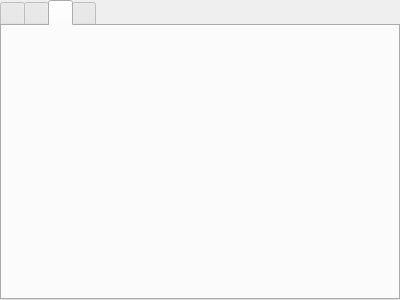
Above: ui/world_building_item_editor.ui from zkovari/plotlyst before the change. Below: the same form after it.
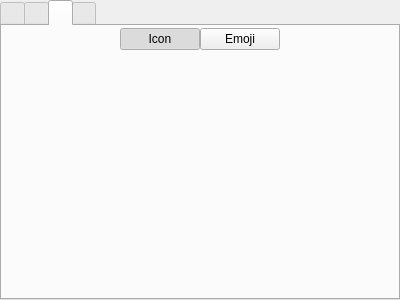
That is the form after the change. The open tabs and pages were chosen to show the change. Custom widgets are drawn as their Qt base class.

Commit message: Set emoji to worldbuilding item

```diff
--- a/ui/world_building_item_editor.ui
+++ b/ui/world_building_item_editor.ui
@@ -361,6 +361,99 @@
     <property name="bottomMargin">
      <number>2</number>
     </property>
+    <item>
+     <layout class="QHBoxLayout" name="horizontalLayout_4">
+      <property name="spacing">
+       <number>0</number>
+      </property>
+      <item>
+       <spacer name="horizontalSpacer_4">
+        <property name="orientation">
+         <enum>Qt::Horizontal</enum>
+        </property>
+        <property name="sizeHint" stdset="0">
+         <size>
+          <width>40</width>
+          <height>20</height>
+         </size>
+        </property>
+       </spacer>
+      </item>
+      <item>
+       <widget class="QPushButton" name="btnIconSelector">
+        <property name="sizePolicy">
+         <sizepolicy hsizetype="Maximum" vsizetype="Fixed">
+          <horstretch>0</horstretch>
+          <verstretch>0</verstretch>
+         </sizepolicy>
+        </property>
+        <property name="cursor">
+         <cursorShape>PointingHandCursor</cursorShape>
+        </property>
+        <property name="text">
+         <string>Icon</string>
+        </property>
+        <property name="checkable">
+         <bool>true</bool>
+        </property>
+        <property name="checked">
+         <bool>true</bool>
+        </property>
+        <attribute name="buttonGroup">
+         <string notr="true">buttonGroup</string>
+        </attribute>
+       </widget>
+      </item>
+      <item>
+       <widget class="QPushButton" name="btnEmojiSelector">
+        <property name="sizePolicy">
+         <sizepolicy hsizetype="Maximum" vsizetype="Fixed">
+          <horstretch>0</horstretch>
+          <verstretch>0</verstretch>
+         </sizepolicy>
+        </property>
+        <property name="cursor">
+         <cursorShape>PointingHandCursor</cursorShape>
+        </property>
+        <property name="text">
+         <string>Emoji</string>
+        </property>
+        <property name="checkable">
+         <bool>true</bool>
+        </property>
+        <attribute name="buttonGroup">
+         <string notr="true">buttonGroup</string>
+        </attribute>
+       </widget>
+      </item>
+      <item>
+       <spacer name="horizontalSpacer_5">
+        <property name="orientation">
+         <enum>Qt::Horizontal</enum>
+        </property>
+        <property name="sizeHint" stdset="0">
+         <size>
+          <width>40</width>
+          <height>20</height>
+         </size>
+        </property>
+       </spacer>
+      </item>
+     </layout>
+    </item>
+    <item>
+     <widget class="QStackedWidget" name="stackedWidget">
+      <property name="currentIndex">
+       <number>0</number>
+      </property>
+      <widget class="QWidget" name="pageIcons">
+       <layout class="QVBoxLayout" name="verticalLayout_6"/>
+      </widget>
+      <widget class="QWidget" name="pageEmojis">
+       <layout class="QVBoxLayout" name="verticalLayout_7"/>
+      </widget>
+     </widget>
+    </item>
    </layout>
   </widget>
   <widget class="QWidget" name="tabNotes">
```
Left out of the diff: 3 changed lines with no effect on the pictures. The commit also changes 5 other files.
